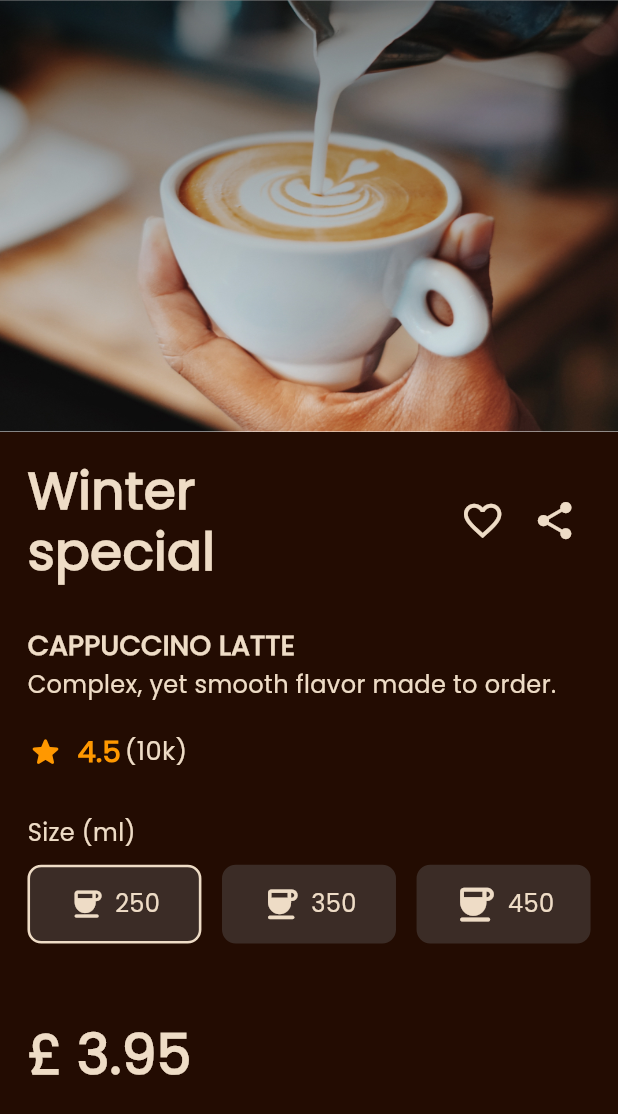
After one commit to Sayeed-Maheen/ChillOut-Cafe, a Flutter app: the DetailsScreen screen opened directly, on a phone screen of 412 x 824 dp. The commit adds this screen. Shown: the top 1114 px of the screen. Run offline on Flutter 3.47's test engine with Material 2 defaults, Android fonts, the phone set to English and light mode, and no system bars; our stand-ins replace curved_labeled_navigation_bar, flutter_screenutil, flutter_svg.

Commit message:
22.09.23
Details Screen added

```diff
--- /dev/null
+++ b/lib/details_screen.dart
@@ -0,0 +1,226 @@
+import 'package:chillout_cafe/utils/app_colors.dart';
+import 'package:flutter/material.dart';
+import 'package:flutter/services.dart';
+import 'package:flutter_screenutil/flutter_screenutil.dart';
+
+class DetailsScreen extends StatefulWidget {
+  const DetailsScreen({super.key});
+
+  @override
+  State<DetailsScreen> createState() => _DetailsScreenState();
+}
+
+class _DetailsScreenState extends State<DetailsScreen> {
+  bool isFavorite = false; // Initialize the state of the icon
+  int selectedContainerIndex = 0;
+
+  @override
+  Widget build(BuildContext context) {
+    SystemChrome.setSystemUIOverlayStyle(
+      const SystemUiOverlayStyle(
+        statusBarIconBrightness: Brightness.light,
+      ),
+    );
+    return Scaffold(
+      backgroundColor: colorPrimary,
+      body: Column(
+        children: [
+          Image.asset(
+            "assets/images/details_image.jpg",
+            height: 241.h,
+            width: double.infinity,
+            fit: BoxFit.fill,
+          ),
+          Expanded(
+            child: ListView(
+              padding: REdgeInsets.symmetric(horizontal: 16, vertical: 16),
+              children: [
+                Row(
+                  mainAxisAlignment: MainAxisAlignment.spaceBetween,
+                  children: [
+                    Text(
+                      'Winter \nspecial',
+                      style: TextStyle(
+                          color: colorSecondary,
+                          fontSize: 30.sp,
+                          fontWeight: FontWeight.w700,
+                          height: 1.h),
+                    ),
+                    Row(
+                      children: [
+                        IconButton(
+                          onPressed: () {
+                            setState(() {
+                              isFavorite = !isFavorite; // Toggle the icon state
+                            });
+                          },
+                          icon: Icon(
+                            isFavorite
+                                ? Icons.favorite_outlined
+                                : Icons.favorite_border,
+                            size: 25.h,
+                          ),
+                          color: colorSecondary,
+                        ),
+                        IconButton(
+                          onPressed: () {},
+                          icon: Icon(
+                            Icons.share,
+                            size: 25.h,
+                          ),
+                          color: colorSecondary,
+                        ),
+                      ],
+                    )
+                  ],
+                ),
+                SizedBox(height: 24.h),
+                Text(
+                  'CAPPUCCINO LATTE',
+                  style: TextStyle(
+                    color: colorSecondary,
+                    fontSize: 16.sp,
+                    fontWeight: FontWeight.w700,
+                  ),
+                ),
+                SizedBox(height: 2.h),
+                Text(
+                  'Complex, yet smooth flavor made to order.',
+                  style: TextStyle(
+                    color: colorSecondary,
+                    fontSize: 14.sp,
+                    fontWeight: FontWeight.w400,
+                    letterSpacing: 0.25,
+                    overflow: TextOverflow.ellipsis,
+                  ),
+                ),
+                SizedBox(height: 16.h),
+                Row(
+                  children: [
+                    const Icon(
+                      Icons.star_rounded,
+                      color: colorOrange,
+                    ),
+                    SizedBox(width: 8.w),
+                    Text(
+                      '4.5',
+                      style: TextStyle(
+                        color: colorOrange,
+                        fontSize: 17.sp,
+                        fontWeight: FontWeight.w700,
+                      ),
+                    ),
+                    SizedBox(width: 2.w),
+                    Text(
+                      '(10k)',
+                      style: TextStyle(
+                        color: colorSecondary,
+                        fontSize: 15.sp,
+                        fontWeight: FontWeight.w400,
+                      ),
+                    )
+                  ],
+                ),
+                SizedBox(height: 24.h),
+                Text(
+                  'Size (ml)',
+                  style: TextStyle(
+                    color: colorSecondary,
+                    fontSize: 14.sp,
+                    fontWeight: FontWeight.w500,
+                  ),
+                ),
+                SizedBox(height: 8.h),
+                Row(
+                  children: [
+                    Expanded(child: buildContainer(0)),
+                    SizedBox(width: 12.w),
+                    Expanded(flex: 1, child: buildContainer(1)),
+                    SizedBox(width: 12.w),
+                    Expanded(flex: 1, child: buildContainer(2)),
+                  ],
+                ),
+                SizedBox(height: 40.h),
+                Text(
+                  selectedContainerIndex == 0
+                      ? '£ 3.95'
+                      : selectedContainerIndex == 1
+                          ? '£ 4.95'
+                          : selectedContainerIndex == 2
+                              ? '£ 5.95'
+                              : '£ 0.00',
+                  style: TextStyle(
+                    color: colorSecondary,
+                    fontSize: 32.sp,
+                    fontWeight: FontWeight.w700,
+                  ),
+                ),
+              ],
+            ),
+          )
+        ],
+      ),
+    );
+  }
+
+  Widget buildContainer(int index) {
+    return InkWell(
+      borderRadius: BorderRadius.circular(8.r),
+      onTap: () {
+        setState(() {
+          if (selectedContainerIndex == index) {
+            // If the same container is tapped again, unselect it
+            selectedContainerIndex;
+          } else {
+            selectedContainerIndex = index;
+          }
+        });
+      },
+      child: Container(
+        width: 100.w,
+        height: 44.h,
+        decoration: BoxDecoration(
+          color: colorPrimaryFade,
+          borderRadius: BorderRadius.circular(8.r),
+          border: Border.all(
+            color: selectedContainerIndex == index
+                ? colorSecondary
+                : colorPrimaryFade,
+            width: selectedContainerIndex == index ? 1.5.w : 1.w,
+          ),
+        ),
+        child: Row(
+          mainAxisAlignment: MainAxisAlignment.center,
+          children: [
+            Icon(
+              Icons.coffee_rounded,
+              color: colorSecondary,
+              size: index == 0
+                  ? 20.h
+                  : index == 1
+                      ? 22.h
+                      : index == 2
+                          ? 25.h
+                          : 0.h,
+            ),
+            SizedBox(width: 6.w),
+            Text(
+              index == 0
+                  ? '250'
+                  : index == 1
+                      ? '350'
+                      : index == 2
+                          ? '450'
+                          : "0",
+              style: TextStyle(
+                color: colorSecondary,
+                fontSize: 14.sp,
+                fontWeight: FontWeight.w500,
+              ),
+            ),
+          ],
+        ),
+      ),
+    );
+  }
+}
--- a/lib/home_screen.dart
+++ b/lib/home_screen.dart
@@ -1,3 +1,4 @@
+import 'package:chillout_cafe/details_screen.dart';
 import 'package:chillout_cafe/utils/app_colors.dart';
 import 'package:flutter/material.dart';
 import 'package:flutter/services.dart';
@@ -15,7 +16,7 @@ class HomeScreen extends StatelessWidget {
         appBar: buildAppBar(),
         body: TabBarView(
           children: [
-            popularSection(),
+            popularSection(context),
             blackCoffeeSection(),
             winterSpecialSection(),
             cafeSpecialSection(),
@@ -103,7 +104,7 @@ class HomeScreen extends StatelessWidget {
     );
   }
 
-  ListView popularSection() {
+  ListView popularSection(context) {
     final List<String> coffeeImages = [
       'assets/images/coffee_1.jpg',
       'assets/images/coffee_2.jpg',
@@ -130,8 +131,14 @@ class HomeScreen extends StatelessWidget {
         SizedBox(height: 16.h),
         ...List.generate(
           coffeeImages.length,
-              (index) =>
-              Container(
+          (index) => InkWell(
+            onTap: () {
+              Navigator.push(
+                  context,
+                  MaterialPageRoute(
+                      builder: (context) => const DetailsScreen()));
+            },
+            child: Container(
               padding: REdgeInsets.all(8),
               margin: REdgeInsets.only(left: 16, right: 16, bottom: 16),
               decoration: BoxDecoration(
@@ -177,6 +184,7 @@ class HomeScreen extends StatelessWidget {
               ),
             ),
           ),
+        ),
       ],
     );
   }
@@ -208,8 +216,7 @@ class HomeScreen extends StatelessWidget {
         SizedBox(height: 16.h),
         ...List.generate(
           coffeeImages.length,
-              (index) =>
-              Container(
+          (index) => Container(
             padding: REdgeInsets.all(8),
             margin: REdgeInsets.only(left: 16, right: 16, bottom: 16),
             decoration: BoxDecoration(
@@ -286,8 +293,7 @@ class HomeScreen extends StatelessWidget {
         SizedBox(height: 16.h),
         ...List.generate(
           coffeeImages.length,
-              (index) =>
-              Container(
+          (index) => Container(
             padding: REdgeInsets.all(8),
             margin: REdgeInsets.only(left: 16, right: 16, bottom: 16),
             decoration: BoxDecoration(
@@ -364,8 +370,7 @@ class HomeScreen extends StatelessWidget {
         SizedBox(height: 16.h),
         ...List.generate(
           coffeeImages.length,
-              (index) =>
-              Container(
+          (index) => Container(
             padding: REdgeInsets.all(8),
             margin: REdgeInsets.only(left: 16, right: 16, bottom: 16),
             decoration: BoxDecoration(
@@ -414,6 +419,4 @@ class HomeScreen extends StatelessWidget {
       ],
     );
   }
-
-
 }
--- a/lib/main.dart
+++ b/lib/main.dart
@@ -24,7 +24,7 @@ class MyApp extends StatelessWidget {
         builder: (_, child) {
           return MaterialApp(
             debugShowCheckedModeBanner: false,
-            title: 'Flutter Demo',
+            title: 'ChillOut Cafe',
             theme: ThemeData(
               colorScheme: ColorScheme.fromSeed(seedColor: colorPrimary),
               useMaterial3: true,
--- a/lib/utils/app_colors.dart
+++ b/lib/utils/app_colors.dart
@@ -1,8 +1,10 @@
 import 'package:flutter/material.dart';
 
 const colorPrimary = Color(0xff230C02);
+const colorPrimaryFade = Color(0xFF3B2C26);
 const colorSecondary = Color(0xffEEDCC6);
 const colorSecondaryLight = Color(0xffEFDECC);
 const colorSecondaryLighter = Color(0xffFFF5E9);
 const colorSecondaryLightest = Color(0xffEFDECC);
 const colorWhite = Color(0xffffffff);
+const colorOrange = Colors.orange;
```
Also changed, not shown: assets/images/details_image.jpg (added). Lines whose indentation alone changed are shown as unchanged.
